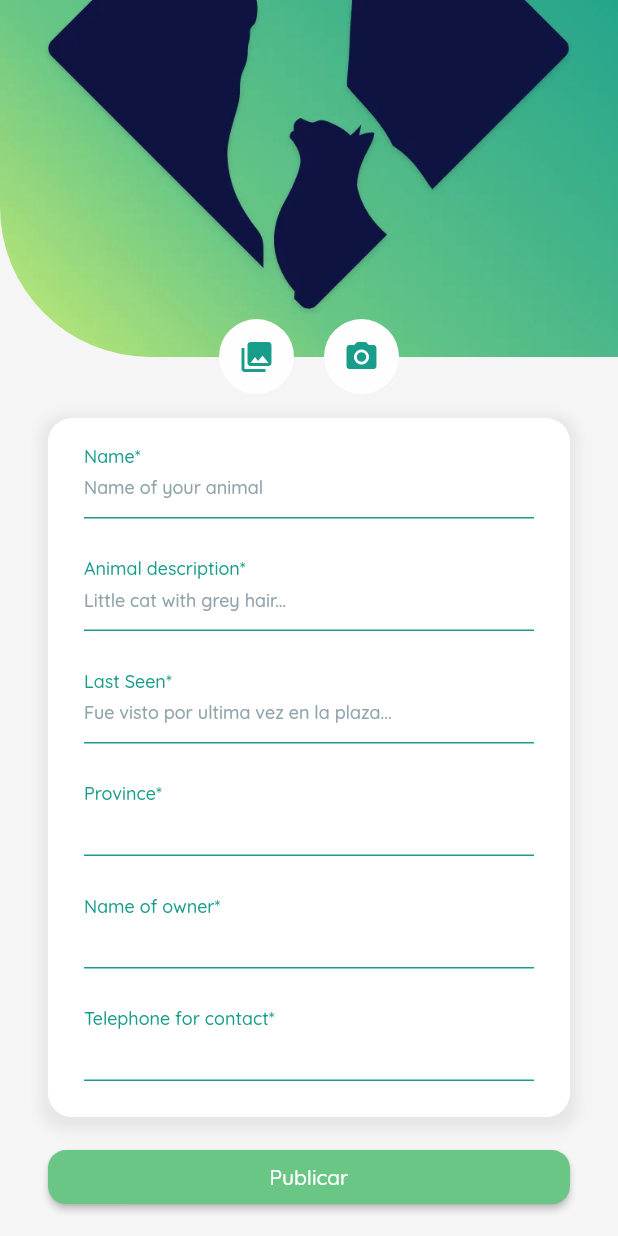
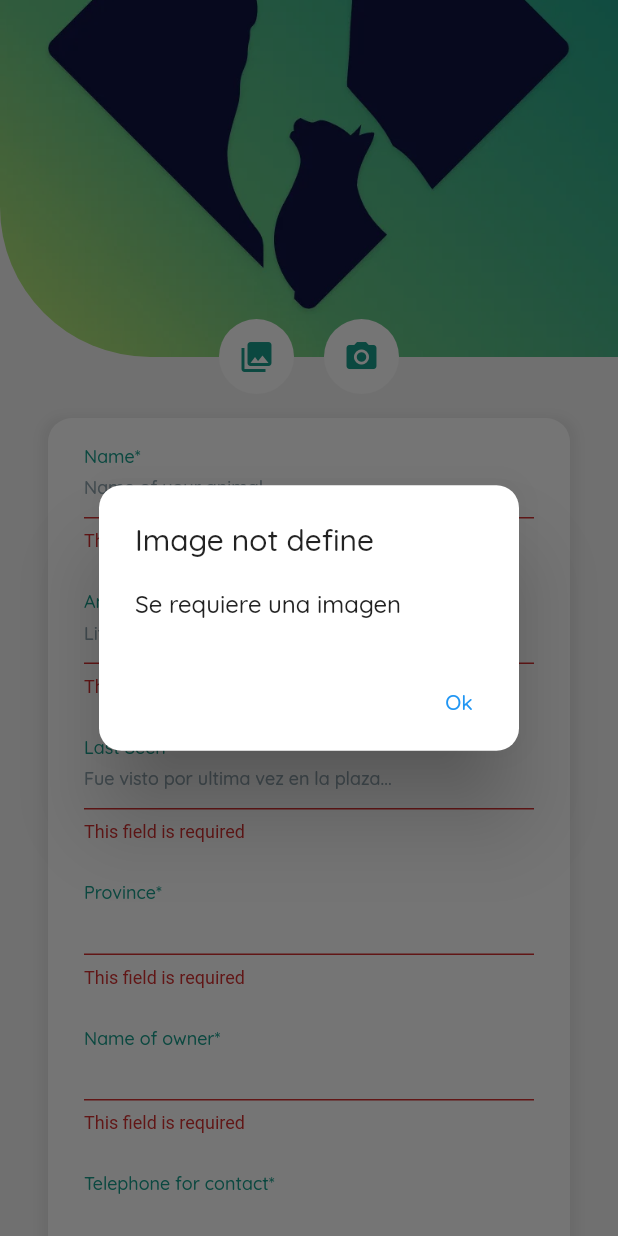
Before and after one commit to Jackdaw16/NicamalApp, a Flutter app: the PublishDisappearanceScreen screen opened directly, scrolled down 174 dp, after a tap on "Publicar", on a phone screen of 412 x 824 dp. Run offline on Flutter 3.47's test engine with Material 2 defaults, Android fonts, the phone set to English and light mode, and no system bars; our stand-ins replace dio, image_picker, photo_view, rive, shared_preferences; missing offline and left inert: pagination_view; accounts and stored records are empty; statements that could not run were skipped.

Commit message:
AlertsDialogs added
(not finished)

```diff
--- /dev/null
+++ b/lib/components/AlertDialog.dart
@@ -0,0 +1,75 @@
+import 'package:flutter/material.dart';
+import 'package:flutter/widgets.dart';
+
+class ImageNotDefineAlert extends StatelessWidget {
+  String _title;
+  String _content;
+
+  ImageNotDefineAlert({String title, String content}) {
+    this._title = title;
+    this._content = content;
+  }
+
+  @override
+  Widget build(BuildContext context) {
+    return AlertDialog(
+      title: Text(
+        this._title,
+        style: TextStyle(fontFamily: 'Quicksand'),
+      ),
+      content: Text(
+        this._content,
+        style: TextStyle(fontFamily: 'Quicksand'),
+      ),
+      shape:
+          RoundedRectangleBorder(borderRadius: new BorderRadius.circular(15)),
+      actions: <Widget>[
+        TextButton(
+            onPressed: () {
+              Navigator.of(context, rootNavigator: true).pop();
+            },
+            child: Text(
+              'Ok',
+              style: TextStyle(fontFamily: 'Quicksand'),
+            ))
+      ],
+    );
+  }
+}
+
+class SuccessPublish extends StatelessWidget {
+  String _title;
+  String _content;
+
+  SuccessPublish({String title, String content}) {
+    _title = title;
+    _content = content;
+  }
+
+  @override
+  Widget build(BuildContext context) {
+    return AlertDialog(
+      title: Text(
+        this._title,
+        style: TextStyle(fontFamily: 'Quicksand'),
+      ),
+      content: Text(
+        this._content,
+        style: TextStyle(fontFamily: 'Quicksand'),
+      ),
+      shape:
+          RoundedRectangleBorder(borderRadius: new BorderRadius.circular(15)),
+      actions: <Widget>[
+        TextButton(
+            onPressed: () {
+              Navigator.of(context, rootNavigator: true).pop();
+              Navigator.pop(context, true);
+            },
+            child: Text(
+              'Ok',
+              style: TextStyle(fontFamily: 'Quicksand'),
+            ))
+      ],
+    );
+  }
+}
--- /dev/null
+++ b/lib/io/FormValidation.dart
@@ -0,0 +1,22 @@
+extension FormValidation on String {
+  bool get isValidName {
+    final nameRegExp =
+        RegExp(r"^\s*([A-Za-z]{1,}([\.,] |[-']| ))+[A-Za-z]+\.?\s*$");
+    return nameRegExp.hasMatch(this);
+  }
+
+  bool get isNotNull {
+    return this != null;
+  }
+
+  bool isValidPhone(String number) {
+    final phoneRegExp = RegExp(r'^(?:[+0]9)?[0-9]{9}$');
+    return phoneRegExp.hasMatch(number);
+  }
+
+  bool get isValidPassword {
+    final passwordRegExp = new RegExp(
+        r'^(?=.*?[A-Z])(?=.*?[a-z])(?=.*?[0-9])(?=.*?[!@#\$&*~]).{8,}$');
+    return passwordRegExp.hasMatch(this);
+  }
+}
--- a/lib/io/Services.dart
+++ b/lib/io/Services.dart
@@ -142,7 +142,7 @@ class Services extends IServices {
     });
     try {
       final response = await client.post(uriParsed,
-          data: formData).timeout(Duration(seconds: 5), onTimeout: () {
+          data: formData).timeout(Duration(seconds: 10), onTimeout: () {
         throw TimeoutException('The connection has timed out, check your internet connection and try again!');
       });
 
--- a/lib/ui/PublishDisappearanceScreen.dart
+++ b/lib/ui/PublishDisappearanceScreen.dart
@@ -3,9 +3,11 @@ import 'dart:io';
 import 'package:flutter/material.dart';
 import 'package:flutter/widgets.dart';
 import 'package:image_picker/image_picker.dart';
+import 'package:nicamal_app/components/AlertDialog.dart';
 import 'package:nicamal_app/io/GetImage.dart';
 import 'package:nicamal_app/io/Services.dart';
 import 'package:nicamal_app/models/viewModels/DisappearanceViewModel.dart';
+import 'package:nicamal_app/io/FormValidation.dart';
 
 class PublishDisappearanceScreen extends StatefulWidget {
   const PublishDisappearanceScreen({Key key}) : super(key: key);
@@ -18,9 +20,11 @@ class PublishDisappearanceScreen extends StatefulWidget {
 class _PublishDisappearanceScreenState
     extends State<PublishDisappearanceScreen> {
   String _image;
+  int btnState = 0;
   GetImage getImage = GetImage();
   Services services = Services();
   DisappearanceDetail disappearance = DisappearanceDetail();
+  final _formKey = GlobalKey<FormState>();
   final Color greyBackground = Color.fromARGB(255, 245, 245, 245);
   final Color greenPrimary = Color.fromARGB(255, 105, 198, 133);
   final Color greenAccent = Color.fromARGB(255, 24, 157, 139);
@@ -42,8 +46,7 @@ class _PublishDisappearanceScreenState
                       decoration: BoxDecoration(
                           image: DecorationImage(
                               image: AssetImage('assets/main.webp'),
-                            fit: BoxFit.cover
-                          ),
+                              fit: BoxFit.cover),
                           borderRadius: BorderRadius.only(
                               bottomLeft: Radius.circular(100))),
                       child: GestureDetector(
@@ -168,84 +171,137 @@ class _PublishDisappearanceScreenState
                             offset: Offset(0, 3),
                           )
                         ]),
+                    child: Form(
+                      key: _formKey,
                       child: Column(
                         children: [
                           Padding(
-                          padding:
-                              EdgeInsets.symmetric(vertical: 8, horizontal: 24),
-                          child: TextField(
+                              padding: EdgeInsets.symmetric(
+                                  vertical: 8, horizontal: 24),
+                              child: TextFormField(
                                 onChanged: (text) {
                                   setState(() {
                                     disappearance.name = text;
                                   });
                                 },
-                            decoration: formFieldStyle('Name*', 'Name of your animal'),
+                                validator: (text) {
+                                  if (text.isEmpty) {
+                                    return 'This field is required';
+                                  } else {
+                                    return null;
+                                  }
+                                },
+                                decoration: formFieldStyle(
+                                    'Name*', 'Name of your animal'),
                                 maxLines: 1,
                                 autocorrect: false,
                               )),
                           Padding(
-                          padding:
-                              EdgeInsets.symmetric(vertical: 8, horizontal: 24),
-                          child: TextField(
+                              padding: EdgeInsets.symmetric(
+                                  vertical: 8, horizontal: 24),
+                              child: TextFormField(
                                 onChanged: (text) {
                                   setState(() {
                                     disappearance.description = text;
                                   });
                                 },
-                            decoration: formFieldStyle('Animal description*', 'Little cat with grey hair...'),
+                                validator: (text) {
+                                  if (text.isEmpty) {
+                                    return 'This field is required';
+                                  } else {
+                                    return null;
+                                  }
+                                },
+                                decoration: formFieldStyle(
+                                    'Animal description*',
+                                    'Little cat with grey hair...'),
                                 maxLines: null,
                                 autocorrect: false,
                               )),
                           Padding(
-                          padding:
-                              EdgeInsets.symmetric(vertical: 8, horizontal: 24),
-                          child: TextField(
+                              padding: EdgeInsets.symmetric(
+                                  vertical: 8, horizontal: 24),
+                              child: TextFormField(
                                 onChanged: (text) {
                                   disappearance.lastSeen = text;
                                 },
-                            decoration: formFieldStyle('Last Seen*', 'Fue visto por ultima vez en la plaza...'),
+                                validator: (text) {
+                                  if (text.isEmpty) {
+                                    return 'This field is required';
+                                  } else {
+                                    return null;
+                                  }
+                                },
+                                decoration: formFieldStyle('Last Seen*',
+                                    'Fue visto por ultima vez en la plaza...'),
                                 maxLines: null,
                                 autocorrect: false,
                               )),
                           Padding(
-                          padding:
-                              EdgeInsets.symmetric(vertical: 8, horizontal: 24),
-                          child: TextField(
+                              padding: EdgeInsets.symmetric(
+                                  vertical: 8, horizontal: 24),
+                              child: TextFormField(
                                 onChanged: (text) {
                                   disappearance.province = text;
+                                },
+                                validator: (text) {
+                                  if (text.isEmpty) {
+                                    return 'This field is required';
+                                  } else {
+                                    return null;
+                                  }
                                 },
                                 decoration: formFieldStyle('Province*', ''),
                                 maxLines: 1,
                                 autocorrect: false,
                               )),
                           Padding(
-                          padding: EdgeInsets.symmetric(vertical: 8, horizontal: 24),
-                          child: TextField(
+                              padding: EdgeInsets.symmetric(
+                                  vertical: 8, horizontal: 24),
+                              child: TextFormField(
                                 onChanged: (text) {
                                   setState(() {
                                     disappearance.userName = text;
                                   });
                                 },
-                            decoration: formFieldStyle('Name of owner*', ''),
+                                validator: (text) {
+                                  if (text.isEmpty) {
+                                    return 'This field is required';
+                                  } else {
+                                    return null;
+                                  }
+                                },
+                                decoration:
+                                    formFieldStyle('Name of owner*', ''),
                                 maxLines: 1,
                                 autocorrect: false,
                               )),
                           Padding(
                               padding: EdgeInsets.only(
                                   top: 8, right: 24, left: 24, bottom: 24),
-                          child: TextField(
+                              child: TextFormField(
                                 onChanged: (text) {
                                   setState(() {
                                     disappearance.telephoneContact = text;
                                   });
                                 },
-                            decoration: formFieldStyle('Telephone for contact*', ''),
+                                validator: (text) {
+                                  if (!text.isValidPhone(text)) {
+                                    return 'Not valid Phone';
+                                  } else if (text.isEmpty) {
+                                    return 'This field is required';
+                                  } else {
+                                    return null;
+                                  }
+                                },
+                                decoration: formFieldStyle(
+                                    'Telephone for contact*', ''),
                                 maxLines: 1,
                                 autocorrect: false,
                               )),
                         ],
                       ),
-                ),
+                    )),
               ),
               Padding(
                 padding: EdgeInsets.only(left: 32, right: 32, bottom: 16),
@@ -253,19 +309,63 @@ class _PublishDisappearanceScreenState
                   width: double.infinity,
                   child: ElevatedButton(
                       onPressed: () async {
-                        print(disappearance.image + ' ' + disappearance.name + ' ' + disappearance.description + ' ' + disappearance.lastSeen + ' ' + disappearance.province + ' ' + disappearance.userName + ' ' + disappearance.telephoneContact);
-                        await services.createDisappearance(disappearance);
+                        if (_formKey.currentState.validate() &&
+                            _image != null) {
+                          print("validated");
+                          setState(() {
+                            btnState = 1;
+                          });
+                          print(disappearance.image +
+                              ' ' +
+                              disappearance.name +
+                              ' ' +
+                              disappearance.description +
+                              ' ' +
+                              disappearance.lastSeen +
+                              ' ' +
+                              disappearance.province +
+                              ' ' +
+                              disappearance.userName +
+                              ' ' +
+                              disappearance.telephoneContact);
+                          await services
+                              .createDisappearance(disappearance)
+                              .then((value) {
+                            if (value != null) {
+                              setState(() {
+                                btnState = 0;
+                                var succesDialog = SuccessPublish(
+                                  title: 'Se ha publicado con exito',
+                                  content:
+                                      'Le deseamos que encuentre a su animal',
+                                );
+                                showDialog(
+                                    context: context,
+                                    builder: (BuildContext context) =>
+                                        succesDialog);
+                                //Navigator.pop(context, true);
+                              });
+                            }
+                          });
+                        } else {
+                          var alert = ImageNotDefineAlert(
+                              title: 'Image not define',
+                              content: 'Se requiere una imagen');
+
+                          showDialog(
+                              context: context,
+                              builder: (BuildContext build) => alert);
+                        }
                       },
-                      child: Text('Publicar', style: TextStyle(fontFamily: 'Quicksand'),),
+                      child: buttonStyle(),
                       style: ButtonStyle(
-                        shape: MaterialStateProperty.all<RoundedRectangleBorder>(
+                          shape:
+                              MaterialStateProperty.all<RoundedRectangleBorder>(
                                   RoundedRectangleBorder(
                             borderRadius: BorderRadius.circular(12.0),
-                            )
-                        ),
-                        backgroundColor: MaterialStateProperty.all<Color>(greenPrimary)
-                      )
-                    ),
+                          )),
+                          backgroundColor:
+                              MaterialStateProperty.all<Color>(greenPrimary))),
                 ),
               )
             ],
@@ -279,11 +379,31 @@ class _PublishDisappearanceScreenState
       hintText: hintText,
       floatingLabelBehavior: FloatingLabelBehavior.always,
       labelStyle: TextStyle(fontFamily: 'Quicksand', color: greenAccent),
-      hintStyle: TextStyle(fontFamily: 'Quicksand', color: Colors.blueGrey.shade300, fontSize: 12),
+      hintStyle: TextStyle(
+          fontFamily: 'Quicksand',
+          color: Colors.blueGrey.shade300,
+          fontSize: 12),
       enabledBorder:
           UnderlineInputBorder(borderSide: BorderSide(color: greenAccent)),
       focusedBorder: UnderlineInputBorder(
           borderSide: BorderSide(color: greenPrimary, width: 2)),
     );
   }
+
+  Widget buttonStyle() {
+    if (btnState == 0) {
+      return Text(
+        'Publicar',
+        style: TextStyle(fontFamily: 'Quicksand'),
+      );
+    } else if (btnState == 1) {
+      return Container(
+        height: 20,
+        width: 20,
+        child: CircularProgressIndicator(),
+      );
+    } else {
+      return Icon(Icons.check, color: Colors.white);
     }
+  }
+}
```
Lines whose indentation alone changed are shown as unchanged.
